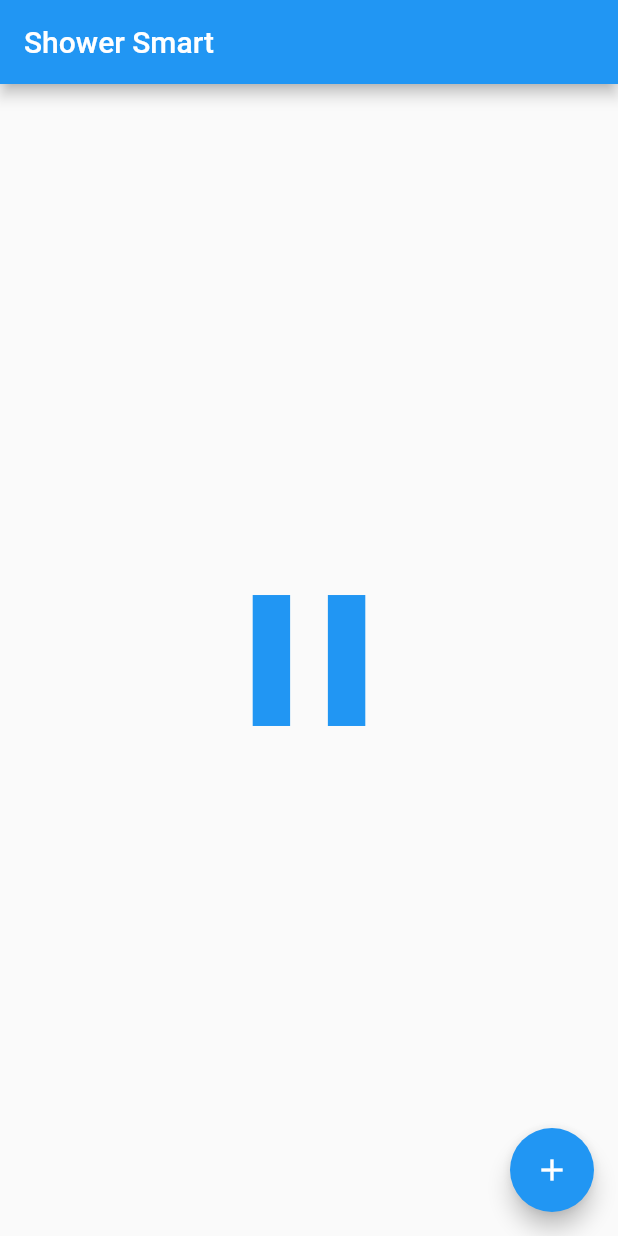
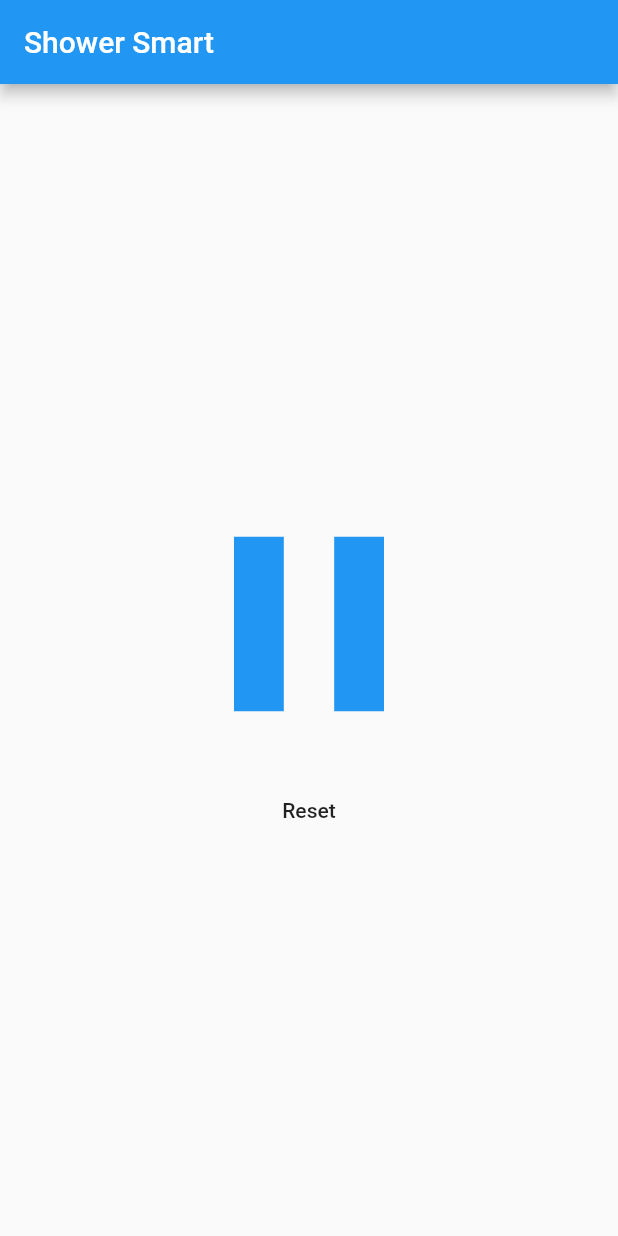
Before and after one commit to danialgoodwin/shower-smart, a Flutter app: the screen it shows after launch, after a tap on the "play arrow" icon, on a phone screen of 412 x 824 dp. Run offline on Flutter 3.47's test engine with Material 2 defaults, Android fonts, the phone set to English and light mode, and no system bars.

Commit message:
Add functional reset button

```diff
--- a/lib/main.dart
+++ b/lib/main.dart
@@ -25,11 +25,13 @@ class MyHomePage extends StatefulWidget {
 }
 
 class _MyHomePageState extends State<MyHomePage> {
-  int _counter = 0;
+  GlobalKey<_StartStopButtonState> _startStopButtonStateKey = GlobalKey();
+//  Stopwatch _stopwatch = Stopwatch();
 
-  void _incrementCounter() {
+  void _resetTimer() {
     setState(() {
-      _counter++;
+      _startStopButtonStateKey.currentState.stop();
+//      _stopwatch.reset();
     });
   }
 
@@ -43,48 +45,52 @@ class _MyHomePageState extends State<MyHomePage> {
         child: Column(
           mainAxisAlignment: MainAxisAlignment.center,
           children: <Widget>[
-            StartStopButton(),
+            StartStopButton(key: _startStopButtonStateKey),
+            MaterialButton(
+              child: Text('Reset'),
+              shape: StadiumBorder(),
+              onPressed: () { _resetTimer(); },
+            ),
           ],
         ),
       ),
-      floatingActionButton: FloatingActionButton(
-        onPressed: _incrementCounter,
-        tooltip: 'Increment',
-        child: Icon(Icons.add),
-      ), // This trailing comma makes auto-formatting nicer for build methods.
     );
   }
 }
 
 class StartStopButton extends StatefulWidget {
+  StartStopButton({Key key}): super(key: key);
+
   @override
   _StartStopButtonState createState() => _StartStopButtonState();
 }
 
 class _StartStopButtonState extends State<StartStopButton> {
   bool _isStarted = false;
-  String _text = "Start";
-  Icon _icon = Icon(Icons.play_arrow, color: Colors.blue);
+  Icon _icon = Icon(Icons.play_arrow, color: Colors.blue, size: 200);
+
+  void stop() {
+    if (_isStarted) _toggleStartStop();
+  }
 
   void _toggleStartStop() {
     setState(() {
       _isStarted = !_isStarted;
       if (_isStarted) {
-        _icon = Icon(Icons.pause, color: Colors.blue);
-        _text = "Stop";
+        _icon = Icon(Icons.pause, color: Colors.blue, size: 200);
       } else {
-        _icon = Icon(Icons.play_arrow, color: Colors.blue);
-        _text = "Start";
+        _icon = Icon(Icons.play_arrow, color: Colors.blue, size: 200);
       }
     });
   }
 
   @override
   Widget build(BuildContext context) {
-    return IconButton(
-      icon: _icon,
-      tooltip: 'Start stop button',
-      iconSize: 150,
+    return RawMaterialButton(
+      child: _icon,
+      shape: CircleBorder(),
+//      tooltip: 'Start stop button',
+//      iconSize: 150,
       onPressed: () {
         _toggleStartStop();
       },
```
